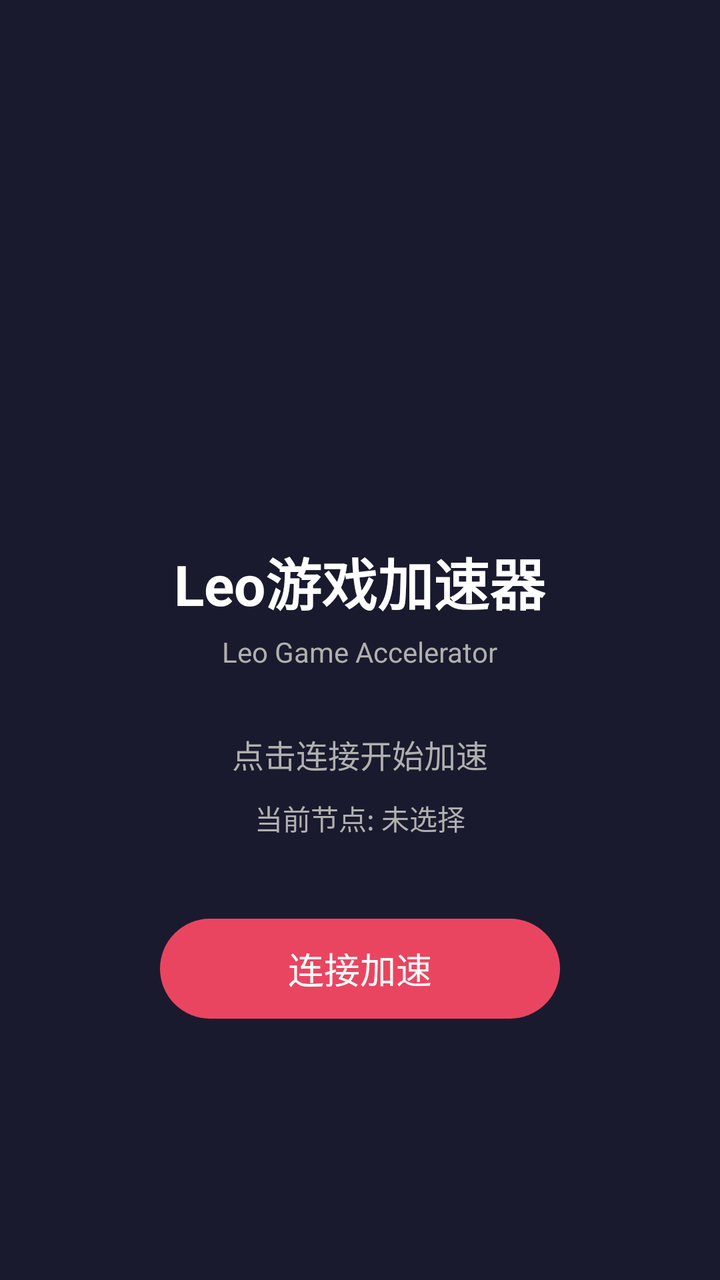
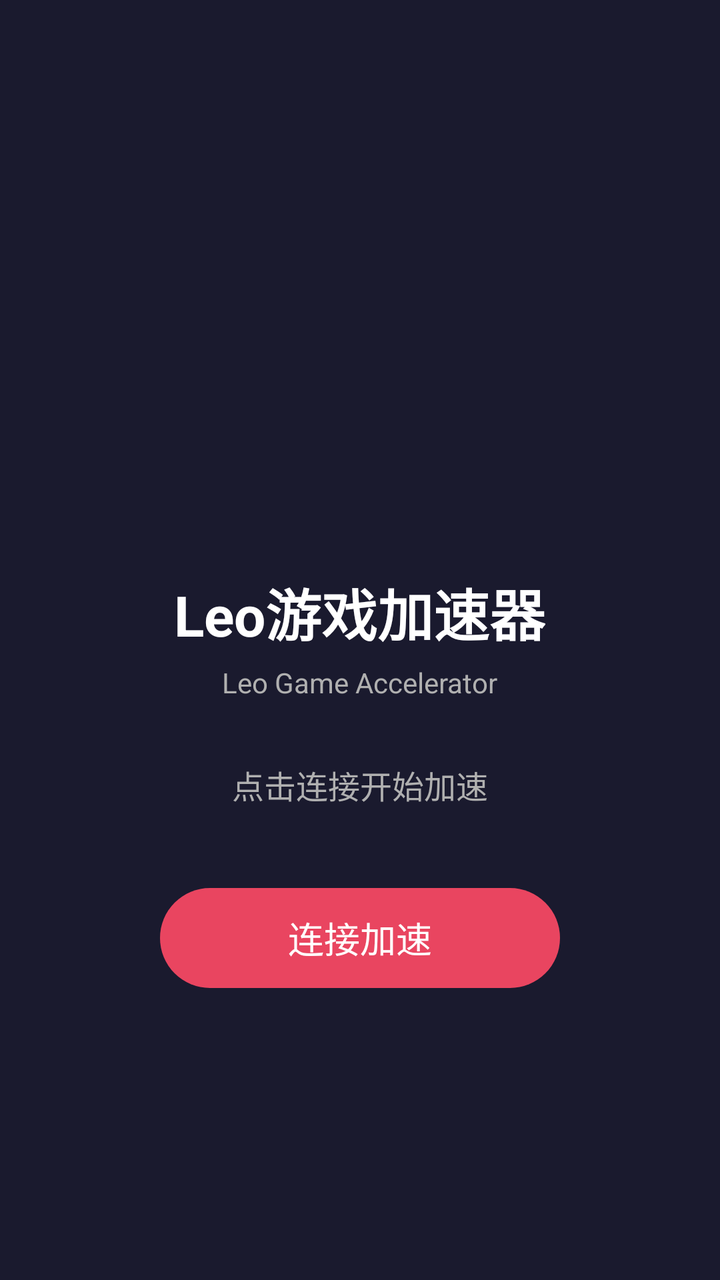

The first picture is an Android layout as it rendered before a commit; the second is the same layout after the commit. The layout source and the unified diff follow.
<!-- AndroidManifest.xml: application theme Theme.LeoAccelerator -->
<!-- res/layout/activity_main.xml -->
<?xml version="1.0" encoding="utf-8"?>
<LinearLayout xmlns:android="http://schemas.android.com/apk/res/android"
    android:layout_width="match_parent"
    android:layout_height="match_parent"
    android:orientation="vertical"
    android:gravity="center"
    android:background="@color/background"
    android:padding="20dp">

    <ImageView
        android:layout_width="120dp"
        android:layout_height="120dp"
        android:src="@mipmap/ic_launcher"
        android:layout_marginBottom="20dp" />

    <TextView
        android:layout_width="wrap_content"
        android:layout_height="wrap_content"
        android:text="Leo游戏加速器"
        android:textSize="28sp"
        android:textColor="@color/text_primary"
        android:textStyle="bold" />

    <TextView
        android:layout_width="wrap_content"
        android:layout_height="wrap_content"
        android:text="Leo Game Accelerator"
        android:textSize="14sp"
        android:textColor="@color/text_secondary"
        android:layout_marginTop="5dp" />

    <TextView
        android:id="@+id/statusText"
        android:layout_width="wrap_content"
        android:layout_height="wrap_content"
        android:text="点击连接开始加速"
        android:textSize="16sp"
        android:textColor="@color/text_secondary"
        android:layout_marginTop="30dp" />

    <TextView
        android:id="@+id/nodeText"
        android:layout_width="wrap_content"
        android:layout_height="wrap_content"
        android:text="当前节点: 未选择"
        android:textSize="14sp"
        android:textColor="@color/text_secondary"
        android:layout_marginTop="10dp" />

    <Button
        android:id="@+id/connectBtn"
        android:layout_width="200dp"
        android:layout_height="50dp"
        android:text="连接加速"
        android:textSize="18sp"
        android:textColor="@android:color/white"
        android:background="@drawable/btn_connect"
        android:enabled="false"
        android:layout_marginTop="40dp" />

</LinearLayout>
<!-- resources referenced by this layout -->
<resources>
  <color name="background">#1A1A2E</color>
  <color name="text_primary">#FFFFFF</color>
  <color name="text_secondary">#B0B0B0</color>
  <!-- drawable btn_connect (drawable) -->
  <?xml version="1.0" encoding="utf-8"?>
  <shape xmlns:android="http://schemas.android.com/apk/res/android"
      android:shape="rectangle">
      <solid android:color="#E94560" />
      <corners android:radius="25dp" />
  </shape>
  <!-- mipmap ic_launcher (mipmap-anydpi-v26) -->
  <?xml version="1.0" encoding="utf-8"?>
  <adaptive-icon xmlns:android="http://schemas.android.com/apk/res/android">
      <background android:drawable="@drawable/ic_launcher_background"/>
      <foreground android:drawable="@drawable/ic_launcher_foreground"/>
  </adaptive-icon>
  <style name="Theme.LeoAccelerator" parent="Theme.MaterialComponents.DayNight.NoActionBar">
          <item name="colorPrimary">#E94560</item>
          <item name="colorPrimaryDark">#1A1A2E</item>
          <item name="android:statusBarColor">#1A1A2E</item>
          <item name="android:windowBackground">@color/background</item>
      </style>
  <!-- drawable ic_launcher_background (drawable) -->
  <?xml version="1.0" encoding="utf-8"?>
  <shape xmlns:android="http://schemas.android.com/apk/res/android">
      <solid android:color="#E94560"/>
  </shape>
  <!-- drawable ic_launcher_foreground (drawable) -->
  <?xml version="1.0" encoding="utf-8"?>
  <vector xmlns:android="http://schemas.android.com/apk/res/android"
      android:width="108dp"
      android:height="108dp"
      android:viewportWidth="108"
      android:viewportHeight="108">
  
      <path
          android:fillColor="#FFFFFF"
          android:pathData="M54,24L38,54L54,54L44,84L70,54L54,54L64,24Z"/>
  
  </vector>
</resources>

<!-- the commit's change to res/layout/activity_main.xml (unified diff, before → after) -->
@@ -38,15 +38,6 @@
         android:textColor="@color/text_secondary"
         android:layout_marginTop="30dp" />
 
-    <TextView
-        android:id="@+id/nodeText"
-        android:layout_width="wrap_content"
-        android:layout_height="wrap_content"
-        android:text="当前节点: 未选择"
-        android:textSize="14sp"
-        android:textColor="@color/text_secondary"
-        android:layout_marginTop="10dp" />
-
     <Button
         android:id="@+id/connectBtn"
         android:layout_width="200dp"
